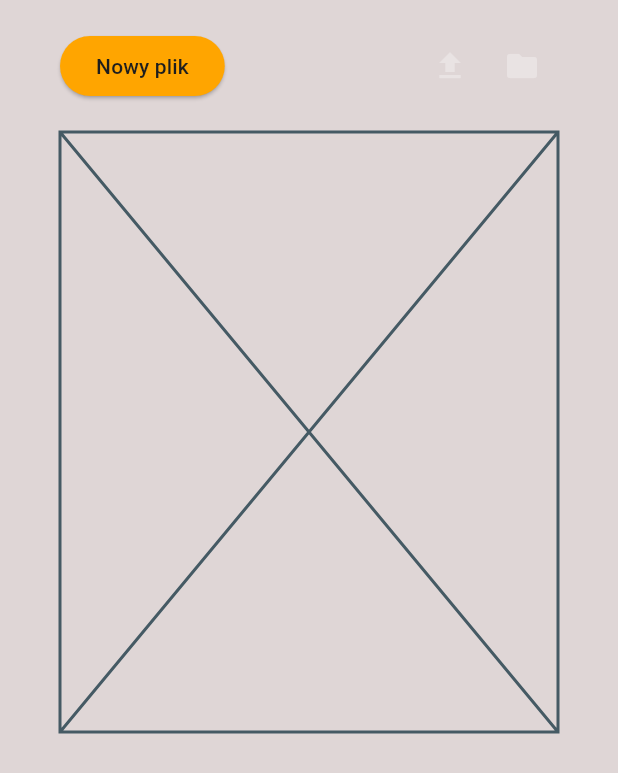
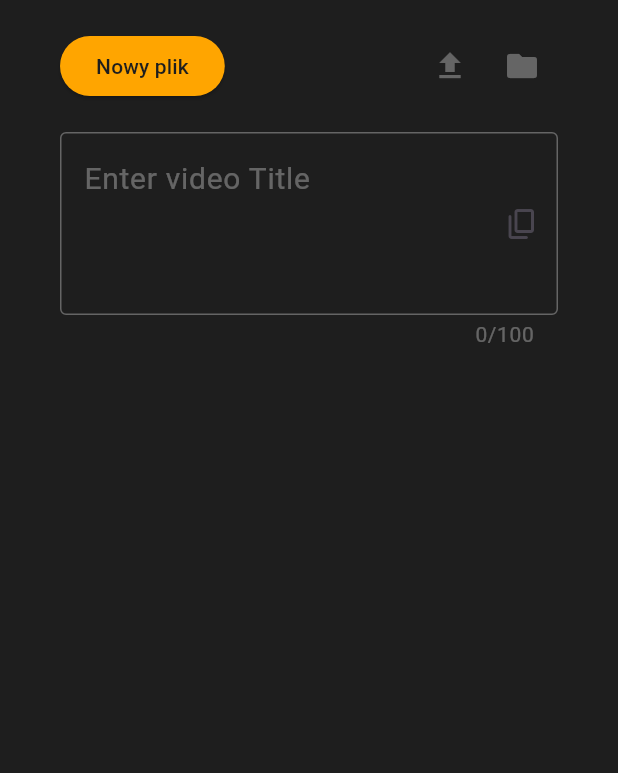
Before and after one commit to kasib-94/flutterporject, a Flutter app: the screen it shows after launch, on a phone screen of 412 x 824 dp. Shown: the top 773 px of the screen. Run offline on Flutter 3.47's test engine with Material 3 defaults, Android fonts, the light colour scheme and no system bars.

Commit message:
minor changes

```diff
--- a/lib/screens/home_screen.dart
+++ b/lib/screens/home_screen.dart
@@ -17,7 +17,7 @@ class _HomeScreenState extends State<HomeScreen> {
   @override
   Widget build(BuildContext context) {
     return Scaffold(
-      backgroundColor: const Color.fromARGB(255, 223, 214, 214),
+      backgroundColor: AppTheme.dark,
       body: Padding(
         padding: const EdgeInsets.symmetric(horizontal: 40, vertical: 20),
         child: Column(
--- a/lib/utils/app_style.dart
+++ b/lib/utils/app_style.dart
@@ -4,7 +4,12 @@ class AppTheme {
   static const Color dark = Color(0xFF1E1E1E);
   static const Color medium = Color(0x50FFFFFF);
   static const Color accent = Color(0xFFFFA500);
+  static const Color light = Color(0xFFFFFFFF);
 
   static const Color disabledBackgroundColor = Colors.black12;
   static const Color disabledForegroundColor = Colors.white12;
+
+  static const TextStyle inputStyle = TextStyle(color: light, fontSize: 20);
+  static const TextStyle hintStyle = TextStyle(color: medium);
+  static const TextStyle counterStyle = TextStyle(color: medium, fontSize: 14);
 }
--- a/lib/widgets/custom_textfield.dart
+++ b/lib/widgets/custom_textfield.dart
@@ -1,4 +1,5 @@
 import 'package:flutter/material.dart';
+import 'package:flutterporject/utils/app_style.dart';
 
 class CustomTextField extends StatefulWidget {
   final int maxLength;
@@ -22,6 +23,34 @@ class _CustomTextFieldState extends State<CustomTextField> {
 
   @override
   Widget build(BuildContext context) {
-    return const Placeholder();
+    return TextField(
+      focusNode: _focusNode,
+      onEditingComplete: () => FocusScope.of(context),
+      controller: widget.controller,
+      maxLength: widget.maxLength,
+      maxLines: widget.maxLines,
+      keyboardType: TextInputType.multiline,
+      cursorColor: AppTheme.accent,
+      style: AppTheme.inputStyle,
+      decoration: InputDecoration(
+        suffixIcon: _copyButton(context),
+        hintStyle: AppTheme.hintStyle,
+        hintText: widget.hintText,
+        focusedBorder: const OutlineInputBorder(
+          borderSide: BorderSide(color: AppTheme.accent),
+        ),
+        enabledBorder: const OutlineInputBorder(borderSide: BorderSide(color: AppTheme.medium)),
+        counterStyle: AppTheme.counterStyle,
+      ),
+    );
+  }
+
+  IconButton _copyButton(BuildContext context) {
+    return IconButton(
+        onPressed: widget.controller.text.isNotEmpty ? () => {} : null,
+        color: AppTheme.accent,
+        splashRadius: 20,
+        splashColor: AppTheme.accent,
+        icon: const Icon(Icons.content_copy_rounded));
   }
 }
```
